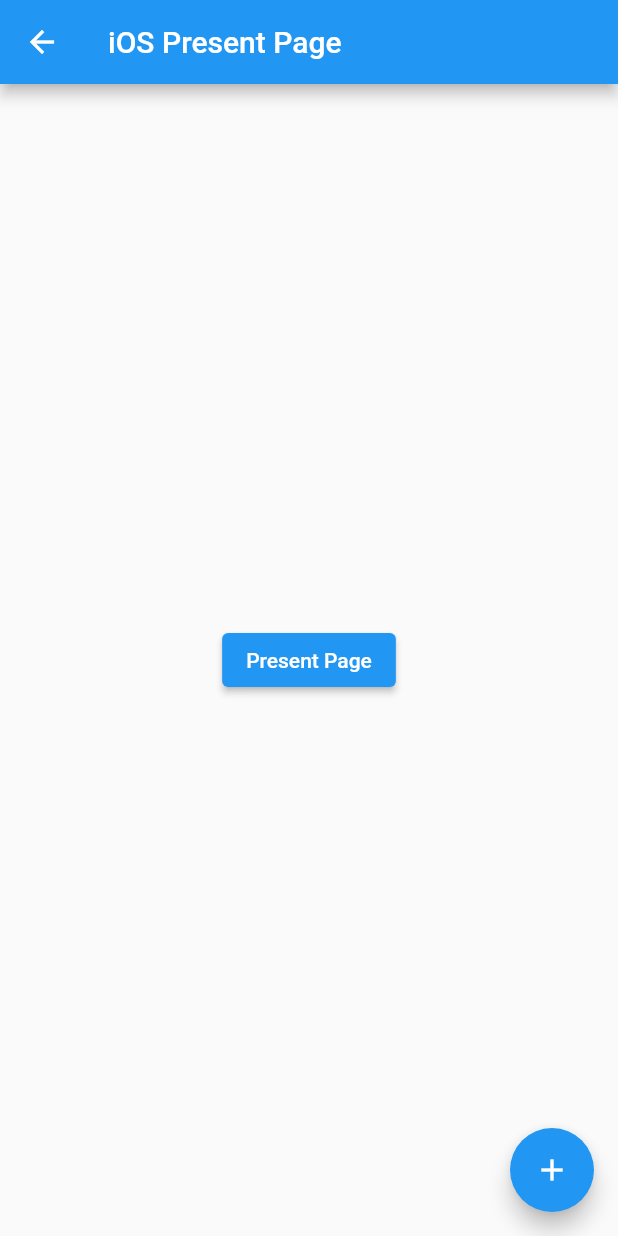
After one commit to roshanman/hello_flutter, a Flutter app: the screen it shows after launch, after a tap on an icon or button, on a phone screen of 412 x 824 dp. The commit adds this screen. Run offline on Flutter 3.47's test engine with Material 2 defaults, Android fonts, the phone set to English and light mode, and no system bars; our stand-ins replace badges.

Commit message:
iOS present style page route

```diff
--- a/lib/demo_lists.dart
+++ b/lib/demo_lists.dart
@@ -51,8 +51,10 @@ import 'directionality.dart';
 import 'floating_action_button.dart';
 import 'future_builder.dart';
 import 'draggable.dart';
+import 'ios_present_page.dart';
 
 final List<MyDemo> allDemos = [
+  const iOSPresentPageDemo(title: "iOS Present Page"),
   const DraggableDemo(title: "Draggable"),
   const FutureBuilderDemo(title: "FutureBuilder"),
   const FloatingActionButtonDemo(title: "FloatingActionButton"),
--- /dev/null
+++ b/lib/ios_present_page.dart
@@ -0,0 +1,25 @@
+import 'base_demo.dart';
+import 'package:flutter/material.dart';
+import 'package:flutter/cupertino.dart';
+
+// ignore_for_file: camel_case_types
+class iOSPresentPageDemo extends BaseDemo {
+  const iOSPresentPageDemo({Key? key, required String title}) : super(key: key, title: title);
+
+  @override
+  Widget bodyWidget({required BuildContext context}) {
+    return Center(
+      child: ElevatedButton(
+        onPressed: () {
+          Navigator.of(context).push(
+            CupertinoPageRoute(
+              fullscreenDialog: true,
+              builder: (context) => const iOSPresentPageDemo(title: 'New Page'),
+            ),
+          );
+        },
+        child: const Text("Present Page"),
+      ),
+    );
+  }
+}
```
